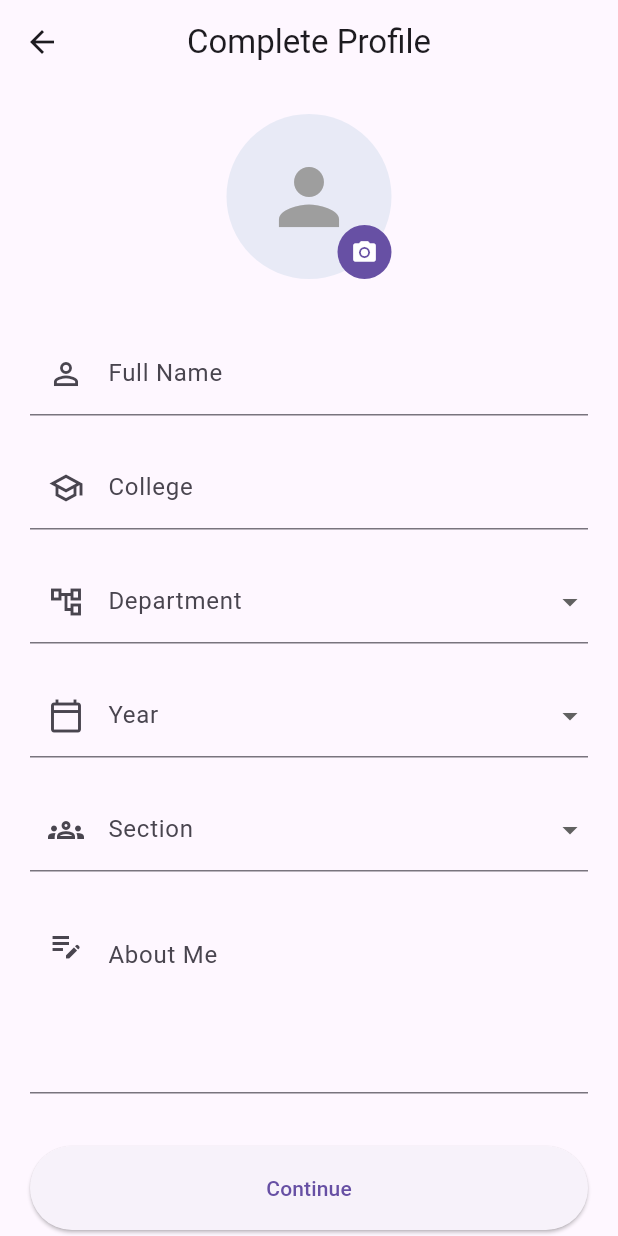
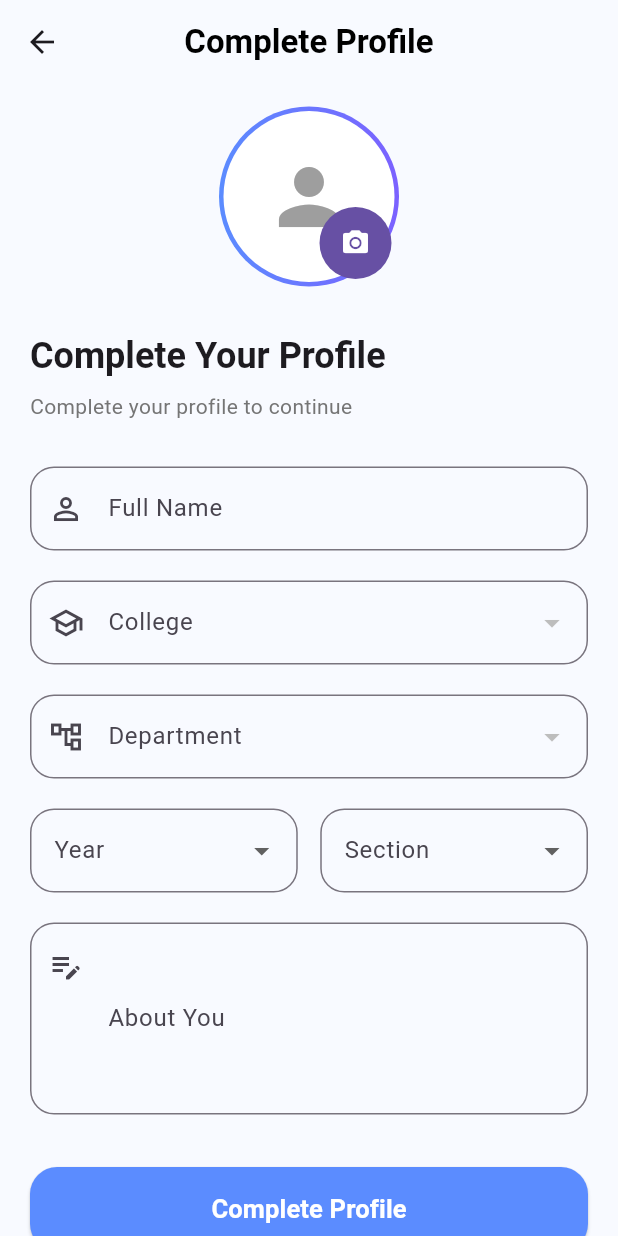
Before and after one commit to pradeepdevianbu-netizen/ai-notes-app, a Flutter app: the CompleteProfileScreen screen opened directly, on a phone screen of 412 x 824 dp. Run offline on Flutter 3.47's test engine with Material 3 defaults, Android fonts, the phone set to English and light mode, and no system bars; our stand-ins replace cloud_firestore, firebase_auth, firebase_core, google_fonts; accounts and stored records are empty.

Commit message:
edit:profile screen

```diff
--- /dev/null
+++ b/firebase_upload/Engineering_colleges_master - collages.csv
@@ -0,0 +1,3 @@
+CollegeId,College Name,District,University,Collage Type,Status
+ENG0001,Dhanalakshimi srinivasan  engineering college,Tiruchirappalli,Anna univercity ,Enginering,Active
+ENG0002,PSG College of Technology,Coimbatore,Anna University,Engineering,Active
--- a/lib/screens/Profile/complete_profile_screen.dart
+++ b/lib/screens/Profile/complete_profile_screen.dart
@@ -1,7 +1,7 @@
-import 'package:first_app/screens/home/home_screen.dart';
-import 'package:flutter/material.dart';
 import 'package:cloud_firestore/cloud_firestore.dart';
 import 'package:firebase_auth/firebase_auth.dart';
+import 'package:flutter/material.dart';
+import 'package:first_app/screens/home/home_screen.dart';
 
 class CompleteProfileScreen extends StatefulWidget {
   const CompleteProfileScreen({super.key});
@@ -12,47 +12,17 @@ class CompleteProfileScreen extends StatefulWidget {
 
 class _CompleteProfileScreenState extends State<CompleteProfileScreen> {
   final TextEditingController fullNameController = TextEditingController();
-  final TextEditingController collegeController = TextEditingController();
   final TextEditingController aboutController = TextEditingController();
 
-  Future<bool> saveProfile() async {
-    try {
-      final user = FirebaseAuth.instance.currentUser;
-
-      if (user == null) return false;
-
-      await FirebaseFirestore.instance.collection('users').doc(user.uid).set({
-        'uid': user.uid,
-        'email': user.email,
-        'name': fullNameController.text.trim(),
-        'college': collegeController.text.trim(),
-        'department': selectedDepartment,
-        'year': selectedYear,
-        'section': selectedSection,
-        'about': aboutController.text.trim(),
-        'createdAt': FieldValue.serverTimestamp(),
-      });
-
-      return true;
-    } catch (e) {
-      return false;
-    }
-  }
+  String? selectedCollegeId;
+  String? selectedCollegeName;
 
   String? selectedDepartment;
   String? selectedYear;
   String? selectedSection;
 
-  final List<String> departments = [
-    "AI & DS",
-    "CSE",
-    "IT",
-    "ECE",
-    "EEE",
-    "Mechanical",
-    "Civil",
-    "Biomedical",
-  ];
+  List<Map<String, dynamic>> colleges = [];
+  List<String> departments = [];
 
   final List<String> years = [
     "1st Year",
@@ -69,9 +39,67 @@ class _CompleteProfileScreenState extends State<CompleteProfileScreen> {
   ];
 
   @override
+  void initState() {
+    super.initState();
+    fetchColleges();
+  }
+
+  Future<void> fetchColleges() async {
+    final snapshot =
+        await FirebaseFirestore.instance.collection('colleges').get();
+
+    setState(() {
+      colleges = snapshot.docs.map((doc) {
+        return {
+          "id": doc.id,
+          "name": doc["name"],
+        };
+      }).toList();
+    });
+  }
+
+  Future<void> fetchDepartments(String collegeId) async {
+    final snapshot = await FirebaseFirestore.instance
+        .collection("departments")
+        .where("collegeId", isEqualTo: collegeId)
+        .get();
+
+    setState(() {
+      departments = snapshot.docs.map((doc) => doc["name"].toString()).toList();
+
+      selectedDepartment = null;
+    });
+  }
+
+  Future<bool> saveProfile() async {
+    try {
+      final user = FirebaseAuth.instance.currentUser;
+
+      if (user == null) return false;
+
+      await FirebaseFirestore.instance.collection("users").doc(user.uid).set({
+        "uid": user.uid,
+        "email": user.email,
+        "name": fullNameController.text.trim(),
+        "collegeId": selectedCollegeId,
+        "collegeName": selectedCollegeName,
+        "department": selectedDepartment,
+        "year": selectedYear,
+        "section": selectedSection,
+        "about": aboutController.text.trim(),
+        "createdAt": FieldValue.serverTimestamp(),
+      });
+
+      return true;
+    } catch (e) {
+      debugPrint(e.toString());
+      return false;
+    }
+  }
+
+  @override
   void dispose() {
     fullNameController.dispose();
-    collegeController.dispose();
     aboutController.dispose();
     super.dispose();
   }
@@ -81,87 +109,158 @@ class _CompleteProfileScreenState extends State<CompleteProfileScreen> {
     final theme = Theme.of(context);
 
     return Scaffold(
+      backgroundColor: const Color(0xffF8FAFF),
       appBar: AppBar(
-        title: const Text("Complete Profile"),
+        elevation: 0,
+        backgroundColor: Colors.transparent,
         centerTitle: true,
+        title: const Text(
+          "Complete Profile",
+          style: TextStyle(
+            fontWeight: FontWeight.bold,
+            color: Colors.black,
+          ),
+        ),
       ),
       body: SafeArea(
         child: SingleChildScrollView(
-          padding: const EdgeInsets.all(20),
+            padding: const EdgeInsets.symmetric(
+              horizontal: 20,
+              vertical: 15,
+            ),
             child: Column(
+              crossAxisAlignment: CrossAxisAlignment.start,
               children: [
-              /// Profile Photo
-              Stack(
+                Center(
+                  child: Stack(
                     children: [
-                  const CircleAvatar(
-                    radius: 55,
-                    backgroundColor: Color(0xffE8EAF6),
+                      Container(
+                        height: 120,
+                        width: 120,
+                        decoration: const BoxDecoration(
+                          shape: BoxShape.circle,
+                          gradient: LinearGradient(
+                            colors: [
+                              Color(0xff5B8CFF),
+                              Color(0xff7B61FF),
+                            ],
+                          ),
+                        ),
+                        child: const Padding(
+                          padding: EdgeInsets.all(3),
+                          child: CircleAvatar(
+                            backgroundColor: Colors.white,
                             child: Icon(
                               Icons.person,
                               size: 60,
                               color: Colors.grey,
                             ),
                           ),
+                        ),
+                      ),
                       Positioned(
-                    bottom: 0,
-                    right: 0,
-                    child: CircleAvatar(
-                      radius: 18,
-                      backgroundColor: Theme.of(context).primaryColor,
+                        bottom: 5,
+                        right: 5,
+                        child: Container(
+                          decoration: BoxDecoration(
+                            color: Theme.of(context).primaryColor,
+                            shape: BoxShape.circle,
+                          ),
                           child: IconButton(
+                            onPressed: () {},
                             icon: const Icon(
                               Icons.camera_alt,
                               color: Colors.white,
-                          size: 18,
+                              size: 20,
                             ),
-                        onPressed: () {
-                          // Pick Image
-                        },
                           ),
                         ),
                       ),
                     ],
                   ),
+                ),
 
-              const SizedBox(height: 35),
+                SizedBox(height: 30),
+
+                Text(
+                  "Complete Your Profile",
+                  style: Theme.of(context).textTheme.headlineSmall?.copyWith(
+                        fontWeight: FontWeight.bold,
+                      ),
+                ),
+
+                const SizedBox(height: 8),
+
+                Text(
+                  "Complete your profile to continue",
+                  style: TextStyle(
+                    color: Colors.grey.shade600,
+                  ),
+                ),
+
+                const SizedBox(height: 30),
 
                 /// Full Name
                 TextField(
                   controller: fullNameController,
-                decoration: const InputDecoration(
+                  decoration: InputDecoration(
                     labelText: "Full Name",
-                  prefixIcon: Icon(Icons.person_outline),
+                    prefixIcon: const Icon(Icons.person_outline),
+                    border: OutlineInputBorder(
+                      borderRadius: BorderRadius.circular(16),
+                    ),
                   ),
                 ),
 
                 const SizedBox(height: 20),
 
-              /// College
-              TextField(
-                controller: collegeController,
-                decoration: const InputDecoration(
+                /// College Dropdown
+                DropdownButtonFormField<String>(
+                  value: selectedCollegeId,
+                  decoration: InputDecoration(
                     labelText: "College",
-                  prefixIcon: Icon(Icons.school_outlined),
+                    prefixIcon: const Icon(Icons.school_outlined),
+                    border: OutlineInputBorder(
+                      borderRadius: BorderRadius.circular(16),
                     ),
+                  ),
+                  items: colleges.map((college) {
+                    return DropdownMenuItem<String>(
+                      value: college["id"],
+                      child: Text(college["name"]),
+                    );
+                  }).toList(),
+                  onChanged: (value) {
+                    setState(() {
+                      selectedCollegeId = value;
+
+                      selectedCollegeName = colleges.firstWhere(
+                        (college) => college["id"] == value,
+                      )["name"];
+                    });
+
+                    fetchDepartments(value!);
+                  },
                 ),
 
                 const SizedBox(height: 20),
 
-              /// Department
+                /// Department Dropdown
                 DropdownButtonFormField<String>(
-                initialValue: selectedDepartment,
-                decoration: const InputDecoration(
+                  value: selectedDepartment,
+                  decoration: InputDecoration(
                     labelText: "Department",
-                  prefixIcon: Icon(Icons.account_tree_outlined),
+                    prefixIcon: const Icon(Icons.account_tree_outlined),
+                    border: OutlineInputBorder(
+                      borderRadius: BorderRadius.circular(16),
                     ),
-                items: departments
-                    .map(
-                      (department) => DropdownMenuItem(
+                  ),
+                  items: departments.map((department) {
+                    return DropdownMenuItem<String>(
                       value: department,
                       child: Text(department),
-                      ),
-                    )
-                    .toList(),
+                    );
+                  }).toList(),
                   onChanged: (value) {
                     setState(() {
                       selectedDepartment = value;
@@ -171,85 +270,89 @@ class _CompleteProfileScreenState extends State<CompleteProfileScreen> {
 
                 const SizedBox(height: 20),
 
-              /// Year
-              DropdownButtonFormField<String>(
-                initialValue: selectedYear,
-                decoration: const InputDecoration(
+                Row(
+                  children: [
+                    Expanded(
+                      child: DropdownButtonFormField<String>(
+                        value: selectedYear,
+                        decoration: InputDecoration(
                           labelText: "Year",
-                  prefixIcon: Icon(Icons.calendar_today_outlined),
+                          border: OutlineInputBorder(
+                            borderRadius: BorderRadius.circular(16),
                           ),
-                items: years
-                    .map(
-                      (year) => DropdownMenuItem(
+                        ),
+                        items: years.map((year) {
+                          return DropdownMenuItem(
                             value: year,
                             child: Text(year),
-                      ),
-                    )
-                    .toList(),
+                          );
+                        }).toList(),
                         onChanged: (value) {
                           setState(() {
                             selectedYear = value;
                           });
                         },
                       ),
-
-              const SizedBox(height: 20),
-
-              /// Section
-              DropdownButtonFormField<String>(
+                    ),
+                    const SizedBox(width: 15),
+                    Expanded(
+                      child: DropdownButtonFormField<String>(
                         initialValue: selectedSection,
-                decoration: const InputDecoration(
+                        decoration: InputDecoration(
                           labelText: "Section",
-                  prefixIcon: Icon(Icons.groups_outlined),
+                          border: OutlineInputBorder(
+                            borderRadius: BorderRadius.circular(16),
                           ),
-                items: sections
-                    .map(
-                      (section) => DropdownMenuItem(
+                        ),
+                        items: sections.map((section) {
+                          return DropdownMenuItem(
                             value: section,
                             child: Text(section),
-                      ),
-                    )
-                    .toList(),
+                          );
+                        }).toList(),
                         onChanged: (value) {
                           setState(() {
                             selectedSection = value;
                           });
                         },
                       ),
+                    ),
+                  ],
+                ),
 
                 const SizedBox(height: 20),
 
-              /// About Me
+                /// About
                 TextField(
                   controller: aboutController,
                   maxLines: 4,
-                decoration: const InputDecoration(
-                  labelText: "About Me",
-                  alignLabelWithHint: true,
-                  prefixIcon: Padding(
+                  decoration: InputDecoration(
+                    labelText: "About You",
+                    prefixIcon: const Padding(
                       padding: EdgeInsets.only(bottom: 70),
                       child: Icon(Icons.edit_note),
+                    ),
+                    border: OutlineInputBorder(
+                      borderRadius: BorderRadius.circular(16),
                     ),
                   ),
                 ),
 
                 const SizedBox(height: 35),
-
-              /// Continue Button
                 SizedBox(
                   width: double.infinity,
                   height: 56,
                   child: ElevatedButton(
                     onPressed: () async {
                       if (fullNameController.text.trim().isEmpty ||
-                          collegeController.text.trim().isEmpty ||
+                          selectedCollegeId == null ||
                           selectedDepartment == null ||
                           selectedYear == null ||
                           selectedSection == null ||
                           aboutController.text.trim().isEmpty) {
                         ScaffoldMessenger.of(context).showSnackBar(
                           const SnackBar(
-                            content: Text("Please fill all the fields"),
+                            content: Text("Please complete all fields"),
                           ),
                         );
                         return;
@@ -266,18 +369,26 @@ class _CompleteProfileScreenState extends State<CompleteProfileScreen> {
                         );
                       }
                     },
-                    child: const Text("Continue"),
-                  )),
+                    style: ElevatedButton.styleFrom(
+                      backgroundColor: const Color(0xff5B8CFF),
+                      foregroundColor: Colors.white,
+                      shape: RoundedRectangleBorder(
+                        borderRadius: BorderRadius.circular(18),
+                      ),
+                    ),
+                    child: const Text(
+                      "Complete Profile",
+                      style: TextStyle(
+                        fontSize: 17,
+                        fontWeight: FontWeight.bold,
+                      ),
+                    ),
+                  ),
+                ),
 
                 const SizedBox(height: 20),
-
-              Text(
-                "Complete your profile to continue",
-                style: theme.textTheme.bodySmall,
-              ),
               ],
-          ),
-        ),
+            )),
       ),
     );
   }
--- a/lib/screens/auth/login_screen.dart
+++ b/lib/screens/auth/login_screen.dart
@@ -1,6 +1,7 @@
 import 'package:firebase_auth/firebase_auth.dart';
 import 'package:first_app/screens/Profile/complete_profile_screen.dart';
 import 'package:first_app/screens/auth/sign_up_screen.dart';
+import 'package:first_app/screens/home/home_screen.dart';
 
 import 'package:flutter/material.dart';
 
@@ -42,7 +43,7 @@ class _LoginScreenState extends State<LoginScreen> {
         context,
         MaterialPageRoute(
           builder: (_) =>
-              const CompleteProfileScreen(), // Change this to your next screen
+              const CompleteProfileScreen (), // Change this to your next screen
         ),
       );
 
--- a/lib/screens/home/widgets/department_card.dart
+++ b/lib/screens/home/department/department_card.dart
@@ -1,5 +1,5 @@
 
-import 'package:first_app/screens/home/widgets/department_screen.dart';
+import 'package:first_app/screens/home/department/department_screen.dart';
 import 'package:flutter/material.dart';
 
 class Departmentcard extends StatelessWidget {
--- a/lib/screens/home/home_screen.dart
+++ b/lib/screens/home/home_screen.dart
@@ -1,5 +1,5 @@
 import 'package:first_app/screens/home/widgets/ai_assistant_card.dart';
-import 'package:first_app/screens/home/widgets/department_card.dart';
+import 'package:first_app/screens/home/department/department_card.dart';
 import 'package:flutter/material.dart';
 
 import 'widgets/home_app_bar.dart';
```
Also changed, not shown: firebase_upload/Engineering_colleges_master - Departments.csv (added, +11 -0 lines), lib/models/year.dart (added, +15 -0 lines), lib/screens/home/department/department_gridcolor.dart (renamed from lib/screens/home/widgets/department_gridcolor.dart, +4 -4 lines), lib/screens/home/department/department_screen.dart (renamed from lib/screens/home/widgets/department_screen.dart, +10 -2 lines), lib/screens/home/department/years_screen.dart (added, +89 -0 lines), lib/screens/home/widgets/year_card.dart (added, +113 -0 lines), lib/screens/onboarding/onboarding_screen3.dart (+6 -7 lines), lib/screens/home/department/sections_screen.dart (added), lib/screens/home/department/student_profile_screen.dart (added), lib/screens/home/department/students_screen.dart (added), 2 other files. Lines whose indentation alone changed are shown as unchanged.
